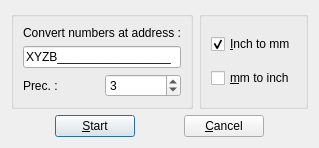
Old version of the form src/i2mprogdialog.ui in the repository GCodeProjects/GCodeWorkShop.
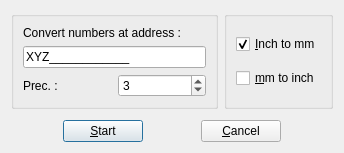
New version of the form. Icons and pictures are not drawn.

```diff
--- a/src/i2mprogdialog.ui
+++ b/src/i2mprogdialog.ui
@@ -6,8 +6,8 @@
    <rect>
     <x>0</x>
     <y>0</y>
-    <width>288</width>
-    <height>148</height>
+    <width>344</width>
+    <height>153</height>
    </rect>
   </property>
   <property name="windowTitle">
@@ -32,10 +32,13 @@
         <item>
          <widget class="QLineEdit" name="mInput">
           <property name="inputMask">
-           <string>Aaaaaaaaaaaaaaaaaaaaa;_</string>
+           <string>Aaaaaaaaaaaaaaa;_</string>
           </property>
           <property name="text">
-           <string>XYZB</string>
+           <string>XYZ</string>
+          </property>
+          <property name="cursorPosition">
+           <number>0</number>
           </property>
          </widget>
         </item>
```
